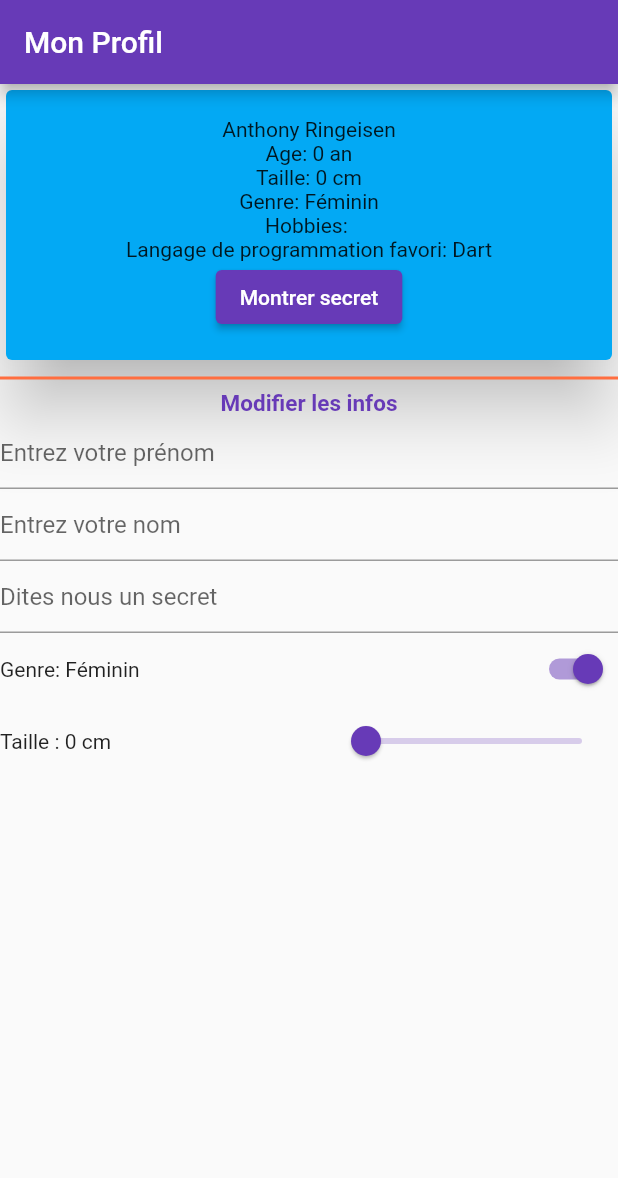
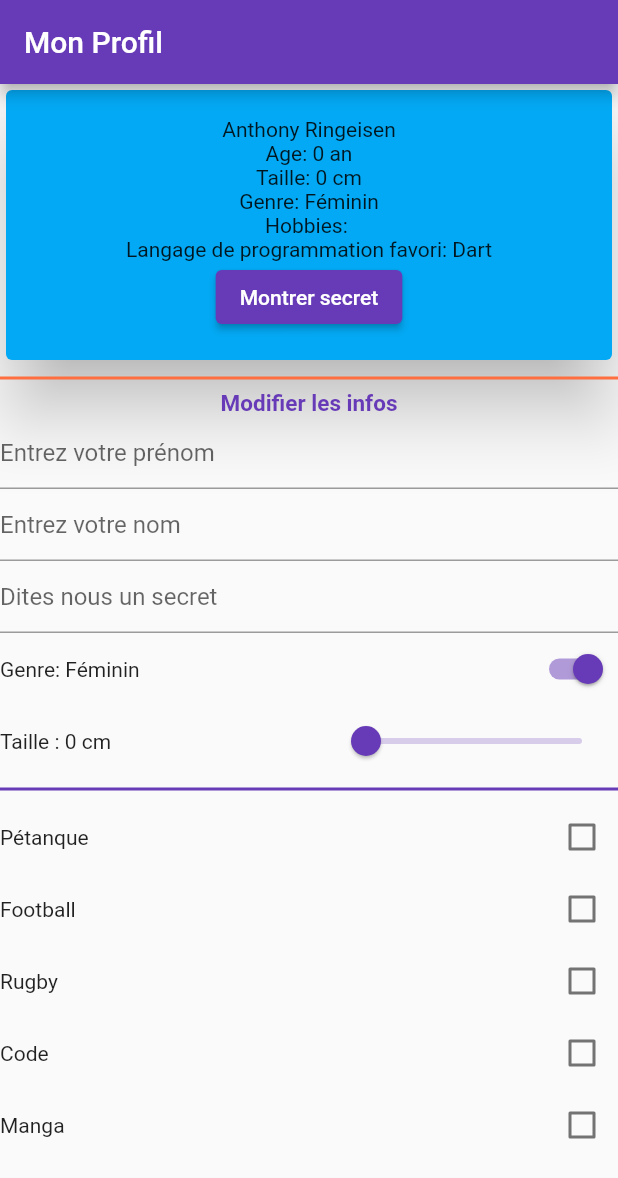
Before and after one commit to Anthonyrgn/my_profil, a Flutter app: the screen it shows after launch, on a phone screen of 412 x 824 dp. Shown: the top 1178 px of the screen. Run offline on Flutter 3.47's test engine with Material 2 defaults, Android fonts, the phone set to English and light mode, and no system bars.

```diff
--- a/lib/my_profil_page.dart
+++ b/lib/my_profil_page.dart
@@ -16,6 +16,14 @@ class ProfilPageState extends State<ProfilPage> {
   late TextEditingController secret;
 
   bool showSecret = false;
+
+  Map<String, bool> hobbies = {
+    "Pétanque": false,
+    "Football": false,
+    "Rugby": false,
+    "Code": false,
+    "Manga": false
+  };
 
   @override
   void initState() {
@@ -106,7 +114,9 @@ class ProfilPageState extends State<ProfilPage> {
                   });
                 }))
               ],
-            )
+            ),
+            Divider(color: Colors.deepPurple, thickness: 2,),
+            myHobbies(),
           ],
         ),
       ),
@@ -141,4 +151,31 @@ class ProfilPageState extends State<ProfilPage> {
       showSecret = !showSecret;
     });
   }
+
+  Column myHobbies(){
+    List<Widget> widgets = [];
+    hobbies.forEach((hobby, like) {
+      Row r = Row(
+        mainAxisAlignment: MainAxisAlignment.spaceBetween,
+        mainAxisSize: MainAxisSize.max,
+        children: [
+          Text(hobby),
+          Checkbox(value: like, onChanged: ((newBool) {
+            setState(() {
+              hobbies[hobby] = newBool ?? false;
+              List<String> str = [];
+              hobbies.forEach((key, value) {
+                if(value == true){
+                  str.add(key + ",");
+                }
+              });
+              myProfil.hobbies = str;
+            });
+          }))
+        ],
+      );
+      widgets.add(r);
+    });
+    return Column(children: widgets,);
+  }
 }
```
